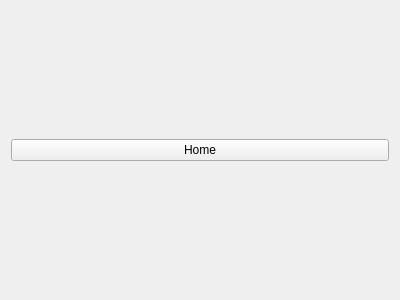
Qt form rqt_image_processing/resource/image_processing.ui (padmaja-kulkarni/vine_tomato_grasping) before a commit.
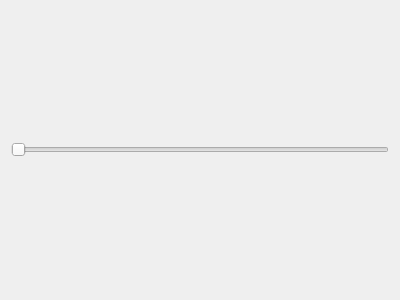
The same form after that commit.

Patch:
```diff
--- a/rqt_image_processing/resource/image_processing.ui
+++ b/rqt_image_processing/resource/image_processing.ui
@@ -16,8 +16,8 @@
   <layout class="QGridLayout" name="gridLayout">
 
    <item row="0" column="0">
-     <!--
-     <widget class="QSlider" name="slider">
+
+     <widget class="QSlider" name="Slider">
       <property name="geometry">
        <rect>
         <x>200</x>
@@ -30,13 +30,14 @@
        <enum>Qt::Horizontal</enum>
       </property>
      </widget>
-      -->
 
+     <!--
       <widget class="QPushButton" name="HomeButton">
        <property name="text">
         <string>Home</string>
        </property>
       </widget>
+    -->
     </item>
 
   </layout>
```
